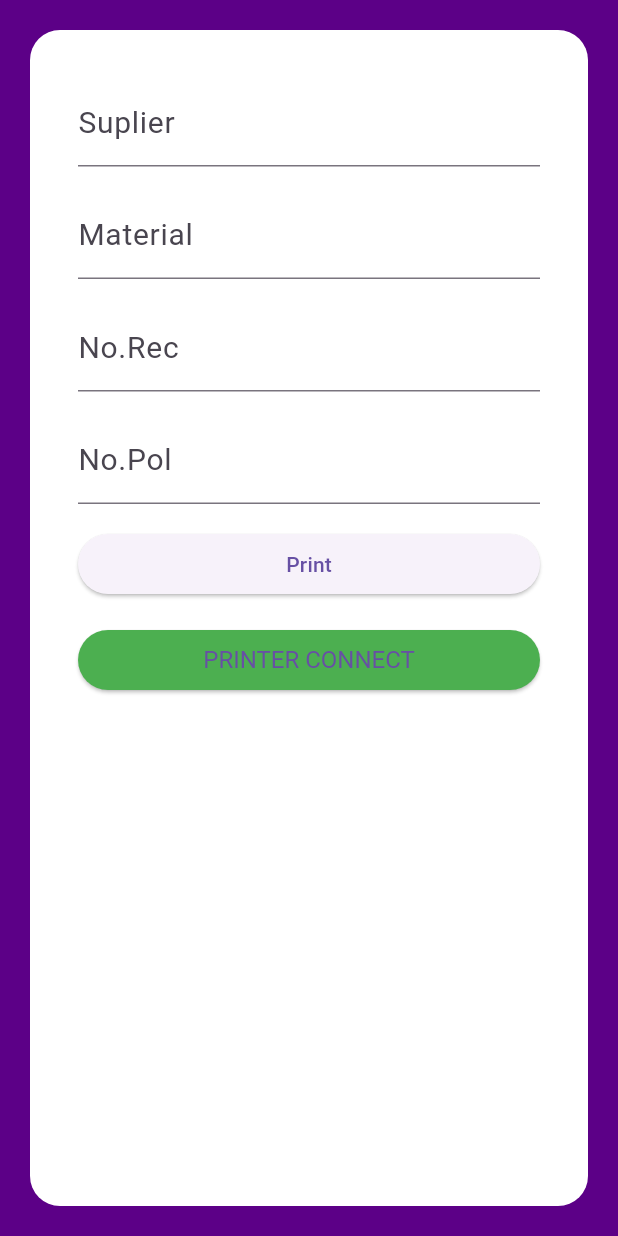
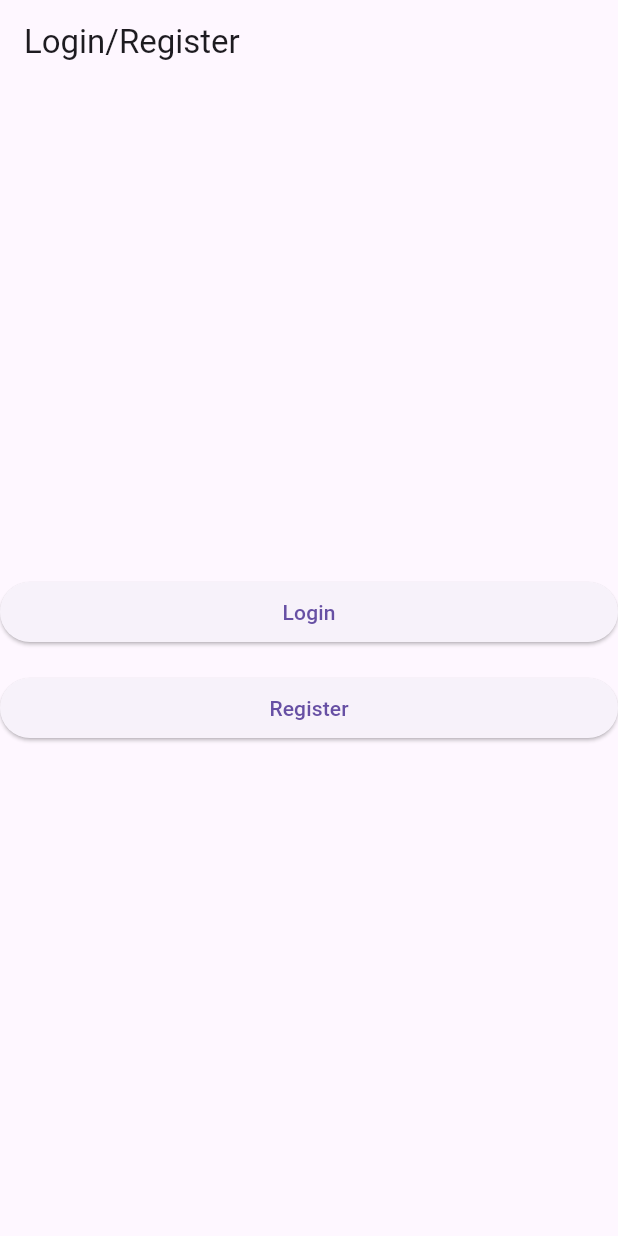
Before and after one commit to Skinnyfems/projectprint, a Flutter app: the screen it shows after launch, on a phone screen of 412 x 824 dp. Run offline on Flutter 3.47's test engine with Material 3 defaults, Android fonts, the phone set to English and light mode, and no system bars.

Commit message:
login_register, login_screen, print_screen, register_screen

```diff
--- /dev/null
+++ b/lib/login_register.dart
@@ -0,0 +1,45 @@
+import 'package:flutter/material.dart';
+import 'login_screen.dart';
+import 'register_screen.dart';
+
+class LoginRegisterScreen extends StatelessWidget {
+  void _navigateToLogin(BuildContext context) {
+    Navigator.pushReplacement(
+      context,
+      MaterialPageRoute(builder: (context) => LoginScreen()),
+    );
+  }
+
+  void _navigateToRegister(BuildContext context) {
+    Navigator.push(
+      context,
+      MaterialPageRoute(builder: (context) => RegisterScreen()),
+    );
+  }
+
+  @override
+  Widget build(BuildContext context) {
+    return Scaffold(
+      appBar: AppBar(
+        title: Text('Login/Register'),
+      ),
+      body: Center(
+        child: Column(
+          mainAxisAlignment: MainAxisAlignment.center,
+          crossAxisAlignment: CrossAxisAlignment.stretch,
+          children: [
+            ElevatedButton(
+              onPressed: () => _navigateToLogin(context),
+              child: Text('Login'),
+            ),
+            SizedBox(height: 16),
+            ElevatedButton(
+              onPressed: () => _navigateToRegister(context),
+              child: Text('Register'),
+            ),
+          ],
+        ),
+      ),
+    );
+  }
+}
--- a/lib/main.dart
+++ b/lib/main.dart
@@ -1,151 +1,20 @@
 import 'package:flutter/material.dart';
-import 'package:flutter_blue_plus/flutter_blue_plus.dart';
+import 'splash_screen.dart';
 
 void main() {
-  FlutterBluePlus.setLogLevel(LogLevel.verbose, color: true);
   runApp(MyApp());
 }
 
 class MyApp extends StatelessWidget {
-  const MyApp({super.key});
-
   @override
   Widget build(BuildContext context) {
     return MaterialApp(
-      home: Scaffold(
-        backgroundColor: const Color(0xFF5C0087),
-        body: Padding(
-          padding: const EdgeInsets.all(20.0),
-          child: Container(
-            decoration: BoxDecoration(
-              color: const Color.fromARGB(
-                  255, 255, 255, 255), // Warna latar belakang
-              borderRadius: BorderRadius.circular(20.0), // Radius border
-            ),
-            padding: const EdgeInsets.all(16.0),
-            child: const MyFormWidget(),
-          ),
-        ),
+      theme: ThemeData(
+        // Define the default theme for your app
+        primarySwatch: Colors.blue,
+        visualDensity: VisualDensity.adaptivePlatformDensity,
       ),
+      home: SplashScreen(),
     );
   }
 }
-
-class MyFormWidget extends StatefulWidget {
-  const MyFormWidget({super.key});
-
-  @override
-  // ignore: library_private_types_in_public_api
-  _MyFormWidgetState createState() => _MyFormWidgetState();
-}
-
-class _MyFormWidgetState extends State<MyFormWidget> {
-  // Controller untuk mengontrol nilai di dalam TextField
-  TextEditingController suplierController = TextEditingController();
-  TextEditingController materialController = TextEditingController();
-  TextEditingController no_recController = TextEditingController();
-  TextEditingController no_polController = TextEditingController();
-
-  String resultText = '';
-
-  @override
-  Widget build(BuildContext context) {
-    return Padding(
-      padding: const EdgeInsets.all(16.0),
-      child: Column(
-        crossAxisAlignment: CrossAxisAlignment.stretch,
-        children: <Widget>[
-          TextField(
-            controller: suplierController,
-            decoration: const InputDecoration(
-                labelText: 'Suplier',
-                labelStyle: TextStyle(
-                  fontSize: 20,
-                )),
-          ),
-          const SizedBox(height: 16.0),
-          TextField(
-            controller: materialController,
-            decoration: const InputDecoration(
-                labelText: 'Material',
-                labelStyle: TextStyle(
-                  fontSize: 20,
-                )),
-          ),
-          const SizedBox(height: 16.0),
-          TextField(
-            controller: no_recController,
-            decoration: const InputDecoration(
-                labelText: 'No.Rec',
-                labelStyle: TextStyle(
-                  fontSize: 20,
-                )),
-            keyboardType: TextInputType.number, // Tampilkan keyboard numerik
-          ),
-          const SizedBox(height: 16.0),
-          TextField(
-            controller: no_polController,
-            decoration: const InputDecoration(
-                labelText: 'No.Pol',
-                labelStyle: TextStyle(
-                  fontSize: 20,
-                )),
-          ),
-          const SizedBox(height: 16.0),
-          ElevatedButton(
-            onPressed: () {
-              // Akses nilai dari controller
-              String suplier = suplierController.text;
-              String material = materialController.text;
-              int rec = int.tryParse(no_recController.text) ?? 0;
-              String pol = no_polController.text;
-
-              // Lakukan sesuatu dengan data yang diambil
-              print('Suplier: $suplier');
-              print('Material: $material');
-              print('No.Rec: $rec');
-              print('No.Pol: $pol');
-
-              setState(() {
-                resultText = '''
-                  Suplier: $suplier
-                  Material: $material
-                  No.Rec: $rec
-                  No.Pol: $pol
-                ''';
-              });
-            },
-            child: const Text('Print'),
-          ),
-          const SizedBox(height: 16.0),
-          ElevatedButton(
-            onPressed: () {
-              print("CONNECT BERHASIL");
-            },
-            style: ElevatedButton.styleFrom(
-              backgroundColor: Colors.green, // Warna hijau
-              textStyle: const TextStyle(fontSize: 16.0),
-            ),
-            child: const Text('PRINTER CONNECT'),
-          ),
-          const SizedBox(height: 32.0),
-          const SizedBox(height: 16.0),
-          Text(
-            resultText,
-            style: const TextStyle(fontSize: 16.0),
-          ),
-        ],
-      ),
-    );
-  }
-
-  @override
-  void dispose() {
-    // Pastikan untuk membuang controller ketika widget dihapus
-    suplierController.dispose();
-    materialController.dispose();
-    no_recController.dispose();
-    no_polController.dispose();
-    super.dispose();
-  }
-}
```
Also changed, not shown: lib/easy_splash_screen.dart (deleted, +0 -33 lines), lib/login_screen.dart (added, +62 -0 lines), lib/print_screen.dart (added, +87 -0 lines), lib/register_screen.dart (added, +75 -0 lines), lib/splash_screen.dart (added, +51 -0 lines), 1 other file.
